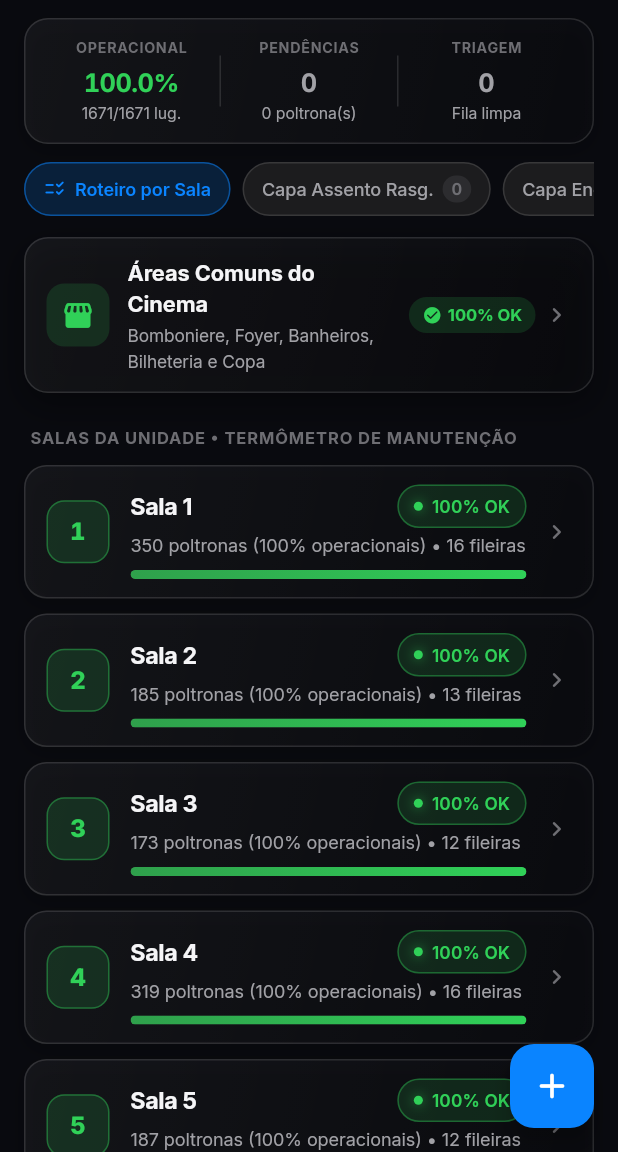
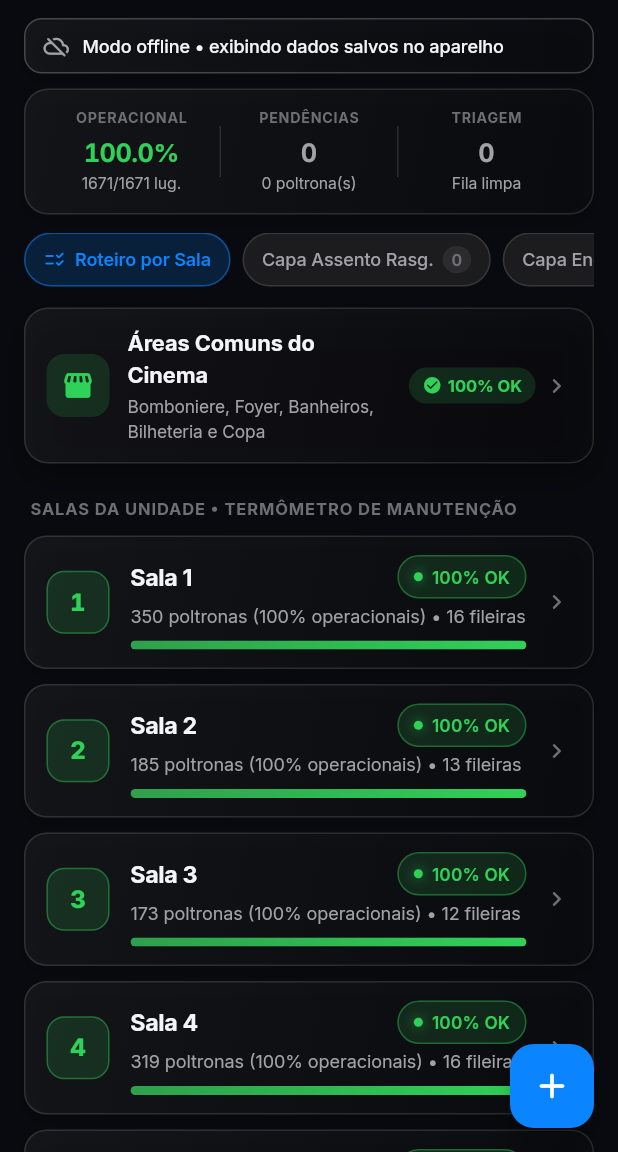
Before and after one commit to lima-devbr/cinegestor, a Flutter app: the RoomSelectionPage screen opened by its route, on a phone screen of 412 x 824 dp, the part 84-1236 px from its top. Run offline on Flutter 3.47's test engine with Material 3 defaults, Android fonts, the phone set to English and light mode, and no system bars; our stand-ins replace cloud_firestore, dio, firebase_auth, firebase_core, google_fonts, image_picker and 4 more; missing offline and left inert: dart:js_interop; accounts and stored records are empty.

Commit message:
feat(sync): remove login offline com senhas locais, trata F5 na web e adiciona indicador de sincronização

```diff
--- a/lib/pages/room_selection_page.dart
+++ b/lib/pages/room_selection_page.dart
@@ -136,6 +136,77 @@ class _RoomSelectionPageState extends State<RoomSelectionPage> {
         'roomId': room.id,
         'room': room,
       },
+    );
+  }
+
+  Widget _buildSyncStatusBanner(RoomController roomController) {
+    final syncError = roomController.lastSyncError;
+    final hasPending = roomController.hasPendingSync;
+    final isOfflineCache = roomController.isFromCache;
+
+    if (syncError == null && !hasPending && !isOfflineCache) {
+      return const SizedBox.shrink();
+    }
+
+    late final Color accentColor;
+    late final IconData icon;
+    late final String message;
+
+    if (syncError != null) {
+      accentColor = AppleColors.systemRed;
+      icon = Icons.sync_problem_rounded;
+      message = syncError;
+    } else if (hasPending) {
+      final count = roomController.pendingSyncCount;
+      accentColor = AppleColors.systemAmber;
+      icon = Icons.cloud_upload_outlined;
+      message = isOfflineCache
+          ? '$count alteração${count > 1 ? "ões" : ""} salva${count > 1 ? "s" : ""} localmente • aguardando conexão'
+          : 'Sincronizando $count alteração${count > 1 ? "ões" : ""} com a nuvem...';
+    } else {
+      accentColor = AppleColors.textSecondary;
+      icon = Icons.cloud_off_rounded;
+      message = 'Modo offline • exibindo dados salvos no aparelho';
+    }
+
+    return Padding(
+      padding: const EdgeInsets.only(bottom: 10),
+      child: AppleGlassCard(
+        padding: const EdgeInsets.symmetric(horizontal: 12, vertical: 9),
+        borderRadius: 12,
+        borderColor: accentColor.withValues(alpha: 0.35),
+        child: Row(
+          children: [
+            Icon(icon, size: 17, color: accentColor),
+            const SizedBox(width: 9),
+            Expanded(
+              child: Text(
+                message,
+                style: TextStyle(
+                  color: syncError != null
+                      ? accentColor
+                      : AppleColors.textPrimary,
+                  fontSize: 12,
+                  fontWeight: FontWeight.w500,
+                ),
+              ),
+            ),
+            if (syncError != null)
+              InkWell(
+                onTap: roomController.clearSyncError,
+                borderRadius: BorderRadius.circular(999),
+                child: Padding(
+                  padding: const EdgeInsets.all(4),
+                  child: Icon(
+                    Icons.close_rounded,
+                    size: 16,
+                    color: AppleColors.textSecondary,
+                  ),
+                ),
+              ),
+          ],
+        ),
+      ),
     );
   }
 
@@ -800,6 +871,7 @@ class _RoomSelectionPageState extends State<RoomSelectionPage> {
                   Navigator.pushNamed(context, '/history');
                   break;
                 case 'logout':
+                  roomController.resetSession();
                   authController.logout(context);
                   break;
               }
@@ -911,6 +983,7 @@ class _RoomSelectionPageState extends State<RoomSelectionPage> {
           child: ListView(
             padding: const EdgeInsets.fromLTRB(16, 12, 16, 24),
             children: [
+              _buildSyncStatusBanner(roomController),
               _buildCompactMetricsStrip(rooms, roomController),
               const SizedBox(height: 12),
               _buildHorizontalDefectBar(roomController),
```
Also changed, not shown: lib/controllers/auth_controller.dart (+69 -96 lines), lib/controllers/room_controller.dart (+119 -15 lines), lib/main.dart (+19 -8 lines), lib/pages/user_management_page.dart (+1 -19 lines).
